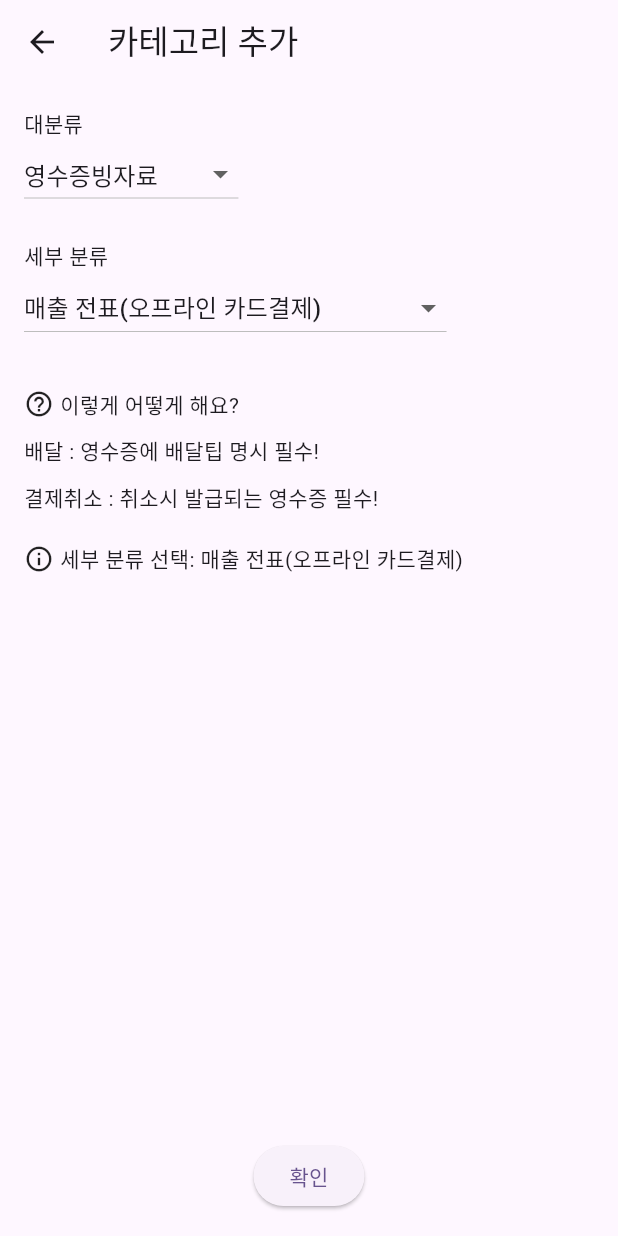
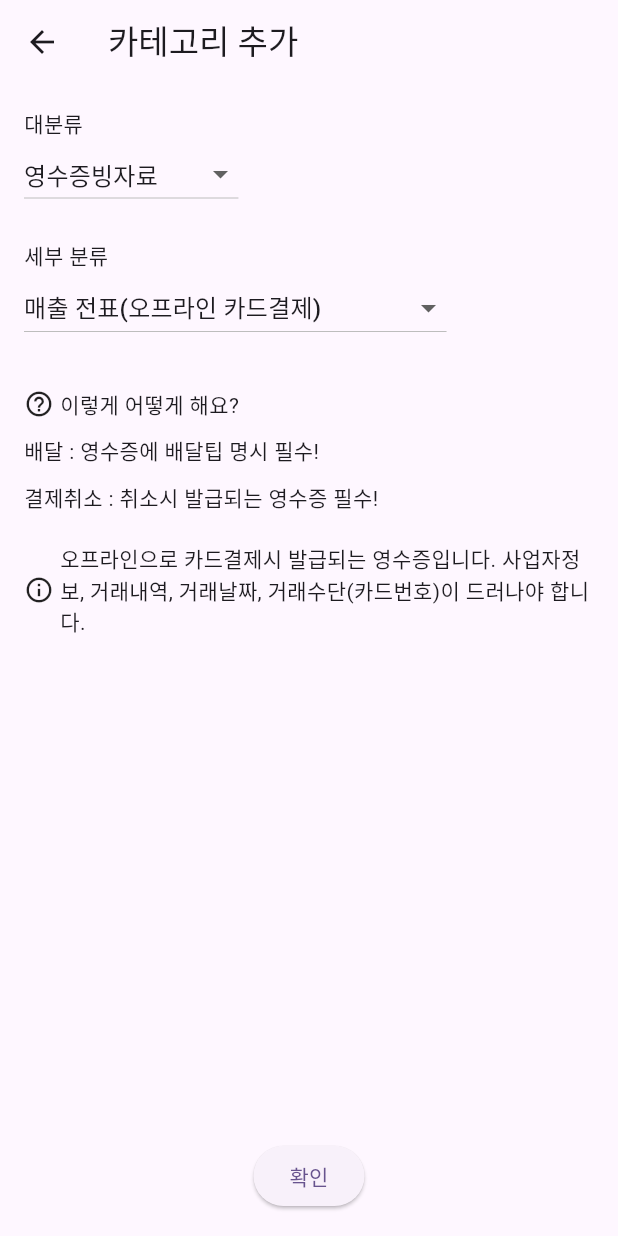
Before and after one commit to issacclicker/sogong2, a Flutter app: the CategoryAddPage screen opened directly, on a phone screen of 412 x 824 dp. Run offline on Flutter 3.47's test engine with Material 3 defaults, Android fonts, the phone set to English and light mode, and no system bars; our stand-ins replace cloud_firestore, firebase_auth, firebase_core, image_picker, table_calendar; accounts and stored records are empty.

Commit message:
Update category_add_page.dart
tip update

```diff
--- a/lib/category_add_page.dart
+++ b/lib/category_add_page.dart
@@ -49,6 +49,39 @@ class _CategoryAddPageState extends State<CategoryAddPage> {
       '사전답사 증빙자료',
       '숙소선정 증빙자료',
     ],
+  };
+
+  final Map<String, String> _tipMap = {
+    //영수증빙자료
+    '매출 전표(오프라인 카드결제)' : '오프라인으로 카드결제시 발급되는 영수증입니다. 사업자정보, 거래내역, 거래날짜, 거래수단(카드번호)이 드러나야 합니다.',
+    '카드 전표(온라인 카드결제)' : '카드로 결제된 거래에 대해 은행에서 발급받을 수 있는 영수증입니다. 사업자 정보, 거래날짜, 결제금액, 카드번호가 드러나야 합니다.',
+    '이체증(계좌이체,본통장입금)' : '계좌이체 또는 무통장입금 시 발급되는 영수증입니다. 입/출금 계좌번호와 예금주명, 이체금액, 이체날짜, 수수료가 드러나야 합니다.',
+    '현금영수증(현금결제)' : '오프라인으로 현금결제 시 발급되는 영수증입니다. 사업자정보, 거래내역, 거래날짜, 거래수단(소득공제 번호)가 드러나야 합니다.',
+    '결제취소전표(취소시 발급되는 영수증)' : '결제가 취소된 경우 발급되는 영수증입니다. 사업자 정보, 거래금액, 거래날짜, 거래수단(카드번호)가 드러나야 합니다. 결산안에 환불 사유를 명시해야 합니다.',
+    '거래내역서(거래명세표)' : '업체, 매장, 인터넷 구매 시 거래내역에 대해 알 수 있는 영수증입니다. 상호명, 사업자명, 사업자 직인(또는 서명), 거래내역, 거래날짜가 드러나야 합니다.',
+    '간이영수증' : '매장에서 수기로 발급해주는 영수증입니다. 상호명, 사업자명, 사업자 직인(또는 서명), 거래내역, 거래날짜가 드러나야 합니다.',
+    '카드전표' : '카드로 결제된 거래에 대해 은행에서 발급받을 수 있는 영수증입니다. 사업자 정보, 거래날짜, 결제금액, 카드번호가 드러나야 합니다.',
+    //보충영수증빙자료
+    '회비납부자명단':'수입자료 중 하나로 학생들을 대상으로 입금 받는 모든 학생회비에 대해 작성하는 문서입니다.',
+    '참여자 명단':'행사에 참여한 학생들에 대한 명단입니다. 이름, 학번이 드러나야 합니다.',
+    '상품수령명단(수령증)':'행사에서 상품을 증정하는 경우 상품을 받은 학생들에 대해 작성하는 문서입니다.',
+    '보험가입증서':'행사 중 사고나 위험에 대비하기 위해 보험을 가입한 경우 보험 가입을증빙할 수 있는 문서입니다.',
+    '보험가입자명단':'행사 중 사고나 위험에 대비하기 위해 보험을 가입한 경우 보험 가입 대상을 확인할 수 있는 문서입니다.',
+    '수기증':'학생회에서 학생회, 학생회에서 학우에게 돈을 지급하는 경우 작성하는문서입니다. 지급금액, 지급사유, 지급날짜, 공급하는 자/공급받는 자에 대한 정보가 드러나야 합니다.',
+    '차용증명서':'학생회 간의, 동아리연합회와 동아리 간의 돈의 차용에 대해 작성하는 문서입니다. 차용금액, 변제기일, 이자, 차용하게 된 사유, 지급방법, 채권자와 채무자의 정보, 서명, 작성일이 드러나야 합니다.',
+    //기타증빙자료
+    '사진':'모든 행사에는 1개 이상의 사진자료를 필수적으로 제출해야 합니다.',
+    '공지사항':'행사 집행에 대한 사실을 모두에게 공고했다는 것을 증빙하는 자료입니다. 공지의 주체, 공지내용, 공지날짜가 드러나야 합니다.',
+    '차등회비선정 증빙자료':'차등회비가 선정된 사유를 증빙할 수 있는 자료입니다. 예산안이나 회의록 등이 적절합니다.',
+    '대리작성동의 증빙자료':'양식이 제공되는 자료를 당사자를 대신하여 작성하는 경우 해당 사실에 동의했음을 증빙하는 자료입니다. 구글폼이나 카카오톡 투표 등이 적절합니다.',
+    '회비 잔여금동의 증빙자료':'회비잔여금 기준을 넘어 회비가 남은 경우 해당 잔여금에 대한 처리방법에 대해 동의한 자료입니다.',
+    '상품선정 증빙자료':'상품을 선정한 사유에 대해 증빙할 수 있는 자료입니다. 행사의 목적을 벗어나 과도하게 높은 금액의 상품으로 선정된 경우에 한하여 제출합니다.',
+    '당첨자선정 증빙자료':'행사별로 당첨자가 상품에 당첨된 사유에 대해 증빙할수 있는 자료입니다.',
+    '입금계좌 증빙자료':'계좌이체를 통한 지출이 발생한 경우, 해당 지출의 입금처에 대한 증빙자료입니다.',
+    '입금자명상이 증빙자료':'수입에서 입금자의 실명과 예금거래실적증명서 상 입금자명이 상이한 경우 제출하는 증빙자료입니다.',
+    '축제 증빙자료':'축제 기획 및 수입/지출에 대한 사실을 증빙하는 자료입니다.',
+    '사전답사 증빙자료':'사전답사 계획 및 지출에 대한 사실을 증빙하는 자료입니다.',
+    '숙소선정 증빙자료':'숙소가 선정된 사유를 증빙할 수 있는 자료입니다. 회의록 등이 적절합니다.',
   };
 
   String _selectedCategory = '영수증빙자료';
@@ -111,36 +144,26 @@ class _CategoryAddPageState extends State<CategoryAddPage> {
                 // 대분류 힌트 (영수증빙자료일 때 커스텀 텍스트)
                 Row(
                   children: [
-                    const Icon(Icons.help_outline, size: 20),
+                    Icon(Icons.help_outline, size: 20),
                     const SizedBox(width: 4),
-                    Text(
-                      _selectedCategory == '영수증빙자료'
-                          ? '이렇게 어떻게 해요?'
-                          : '대분류 선택: $_selectedCategory',
-                    ),
+                    Text('이렇게 어떻게 해요?',),
                   ],
                 ),
                 const SizedBox(height: 10),
                 // 추가 힌트: 배달
-                Text(
-                  _selectedCategory == '영수증빙자료'
-                      ? '배달 : 영수증에 배달팁 명시 필수!'
-                      : '',
-                ),
+                Text('배달 : 영수증에 배달팁 명시 필수!'),
                 const SizedBox(height: 10),
                 // 추가 힌트: 결제취소
-                Text(
-                  _selectedCategory == '영수증빙자료'
-                      ? '결제취소 : 취소시 발급되는 영수증 필수!'
-                      : '',
-                ),
+                Text('결제취소 : 취소시 발급되는 영수증 필수!'),
                 const SizedBox(height: 20),
                 // 세부 분류 힌트
                 Row(
                   children: [
                     const Icon(Icons.info_outline, size: 20),
                     const SizedBox(width: 4),
-                    Text('세부 분류 선택: $_selectedSubcategory'),
+                    Flexible(
+                      child:Text(_tipMap[_selectedSubcategory] ?? ''),
+                    ),
                   ],
                 ),
               ],
```
